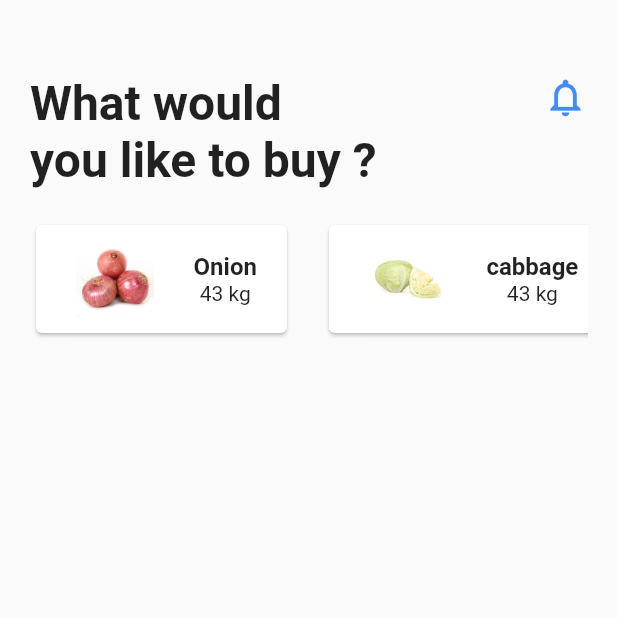
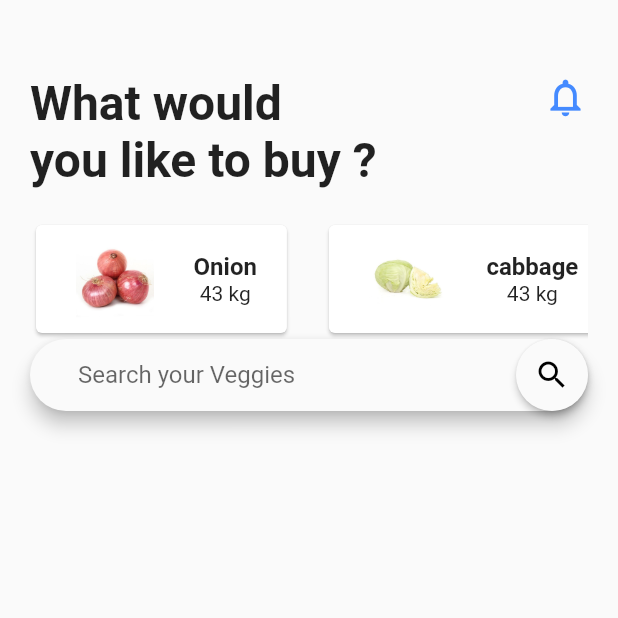
Before and after one commit to abhinavprkash/RuralnFresh, a Flutter app: the screen it shows after launch, on a phone screen of 412 x 824 dp, the top half of it. Run offline on Flutter 3.47's test engine with Material 2 defaults, Android fonts, the phone set to English and light mode, and no system bars.

Commit message:
3rd commit

```diff
--- a/lib/src/homescreen.dart
+++ b/lib/src/homescreen.dart
@@ -1,6 +1,7 @@
 import 'package:flutter/material.dart';
 import 'package:vegdy/src/widgets/food_category.dart';
 import 'widgets/home_top_info.dart';
+import 'widgets/search_file.dart';
 
 class HomeScreen extends StatefulWidget {
   @override
@@ -17,6 +18,7 @@ class _HomeScreenState extends State<HomeScreen> {
         children: <Widget>[
           HomeTopInfo(),
           FoodCategory(),
+          SearchField(),
         ],
       ),
     );
--- /dev/null
+++ b/lib/src/widgets/search_file.dart
@@ -0,0 +1,26 @@
+import 'package:flutter/material.dart';
+
+class SearchField extends StatelessWidget {
+  @override
+  Widget build(BuildContext context) {
+    return Material(
+      elevation: 5.0,
+      borderRadius: BorderRadius.all(Radius.circular(30.0)),
+      child: TextField(
+          style: TextStyle(color: Colors.black, fontSize: 16.0),
+          cursorColor: Theme.of(context).primaryColor,
+          decoration: InputDecoration(
+              contentPadding:
+                  EdgeInsets.symmetric(horizontal: 32.0, vertical: 14.0),
+              suffixIcon: Material(
+                  elevation: 2.0,
+                  borderRadius: BorderRadius.all(Radius.circular(30.0)),
+                  child: Icon(
+                    Icons.search,
+                    color: Colors.black,
+                  )),
+              border: InputBorder.none,
+              hintText: "Search your Veggies")),
+    );
+  }
+}
```
